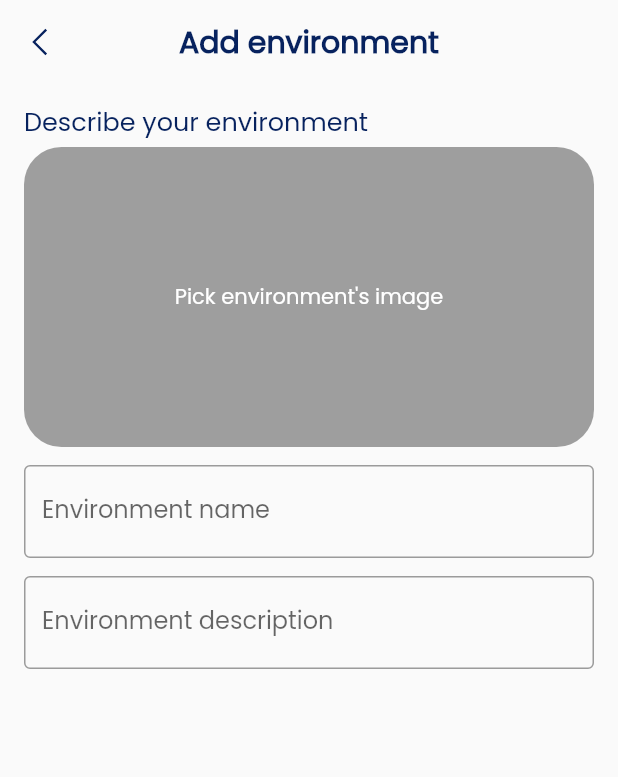
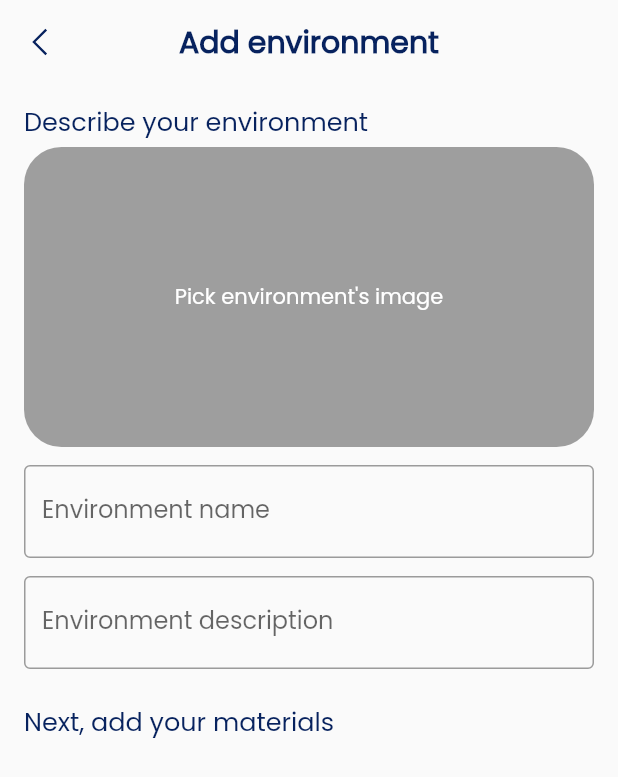
Before and after one commit to Waelahmed99/Edudito, a Flutter app: the AddEnvironmentPage screen opened directly, on a phone screen of 412 x 824 dp. Shown: the top 777 px of the screen. Run offline on Flutter 3.47's test engine with Material 2 defaults, Android fonts, the phone set to English and light mode, and no system bars; our stand-ins replace cloud_firestore, firebase_auth, firebase_core, fl_chart, flutter_rating_bar, flutter_svg and 2 more; accounts and stored records are empty.

Commit message:
Creating material section

```diff
--- a/lib/screens/add_environment_page.dart
+++ b/lib/screens/add_environment_page.dart
@@ -84,16 +84,17 @@ class AddEnvironmentPage extends StatelessWidget {
                   ),
                 ),
                 SizedBox(height: 22),
-                // Container(
-                //   alignment: Alignment.topLeft,
-                //   child: Text(
-                //     'A',
-                //     style: TextStyle(
-                //       color: StyleGuide.mainColor,
-                //       fontSize: 17,
-                //     ),
-                //   ),
-                // ),
+                Container(
+                  alignment: Alignment.topLeft,
+                  child: Text(
+                    'Next, add your materials',
+                    style: TextStyle(
+                      color: StyleGuide.mainColor,
+                      fontSize: 17,
+                    ),
+                  ),
+                ),
+                SizedBox(height: 5),
               ],
             ),
           ),
```
